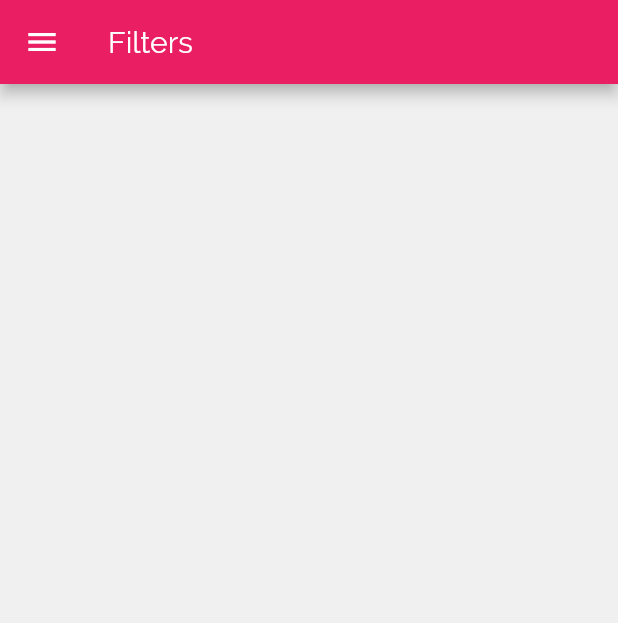
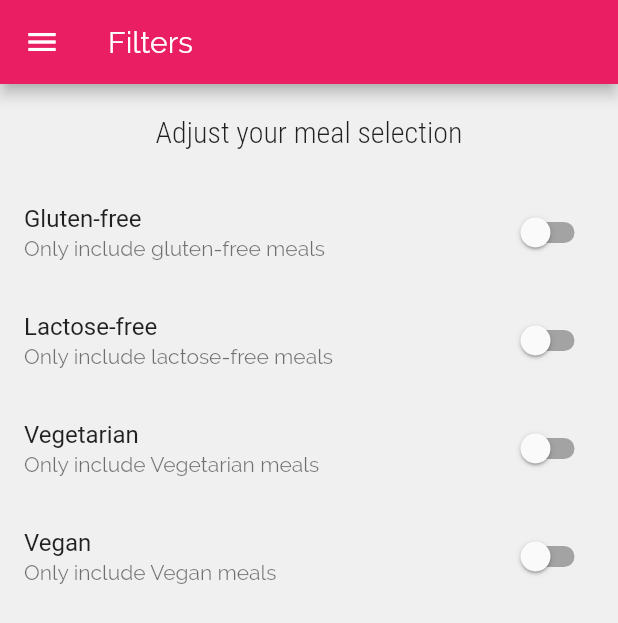
Before and after one commit to darkCavalier11/flutter-tut-3, a Flutter app: the FiltersScreen screen opened by its route, on a phone screen of 412 x 824 dp. Shown: the top 623 px of the screen. Run offline on Flutter 3.47's test engine with Material 2 defaults, Android fonts, the phone set to English and light mode, and no system bars.

Commit message:
added filter switches;

```diff
--- a/lib/screens/filters_screen.dart
+++ b/lib/screens/filters_screen.dart
@@ -1,8 +1,30 @@
 import 'package:flutter/material.dart';
 import 'package:flutter_complete_guide/widgets/main_drawer.dart';
 
-class FiltersScreen extends StatelessWidget {
+class FiltersScreen extends StatefulWidget {
   static const routeName = '/filters';
+
+  @override
+  _FiltersScreenState createState() => _FiltersScreenState();
+}
+
+class _FiltersScreenState extends State<FiltersScreen> {
+  bool _glutenFree = false;
+  bool _vegetarian = false;
+  bool _vegan = false;
+  bool _lactoseFree = false;
+
+  Widget _buildSwitchListTile(String title, String description,
+      bool currentValue, Function updateValue) {
+    return SwitchListTile(
+      title: Text(title),
+      subtitle: Text(
+        description,
+      ),
+      value: currentValue,
+      onChanged: updateValue,
+    );
+  }
 
   @override
   Widget build(BuildContext context) {
@@ -11,6 +33,58 @@ class FiltersScreen extends StatelessWidget {
         title: Text('Filters'),
       ),
       drawer: MainDrawer(),
+      body: Column(
+        children: [
+          Container(
+            padding: EdgeInsets.all(20),
+            child: Text(
+              'Adjust your meal selection',
+              style: Theme.of(context).textTheme.title,
+            ),
+          ),
+          Expanded(
+            child: ListView(
+              children: [
+                _buildSwitchListTile('Gluten-free',
+                    'Only include gluten-free meals', _glutenFree, (newValue) {
+                  setState(
+                    () {
+                      _glutenFree = newValue;
+                    },
+                  );
+                }),
+                _buildSwitchListTile(
+                    'Lactose-free',
+                    'Only include lactose-free meals',
+                    _lactoseFree, (newValue) {
+                  setState(
+                    () {
+                      _lactoseFree = newValue;
+                    },
+                  );
+                }),
+                _buildSwitchListTile(
+                    'Vegetarian', 'Only include Vegetarian meals', _vegetarian,
+                    (newValue) {
+                  setState(
+                    () {
+                      _vegetarian = newValue;
+                    },
+                  );
+                }),
+                _buildSwitchListTile(
+                    'Vegan', 'Only include Vegan meals', _vegan, (newValue) {
+                  setState(
+                    () {
+                      _vegan = newValue;
+                    },
+                  );
+                })
+              ],
+            ),
+          ),
+        ],
+      ),
     );
   }
 }
```
